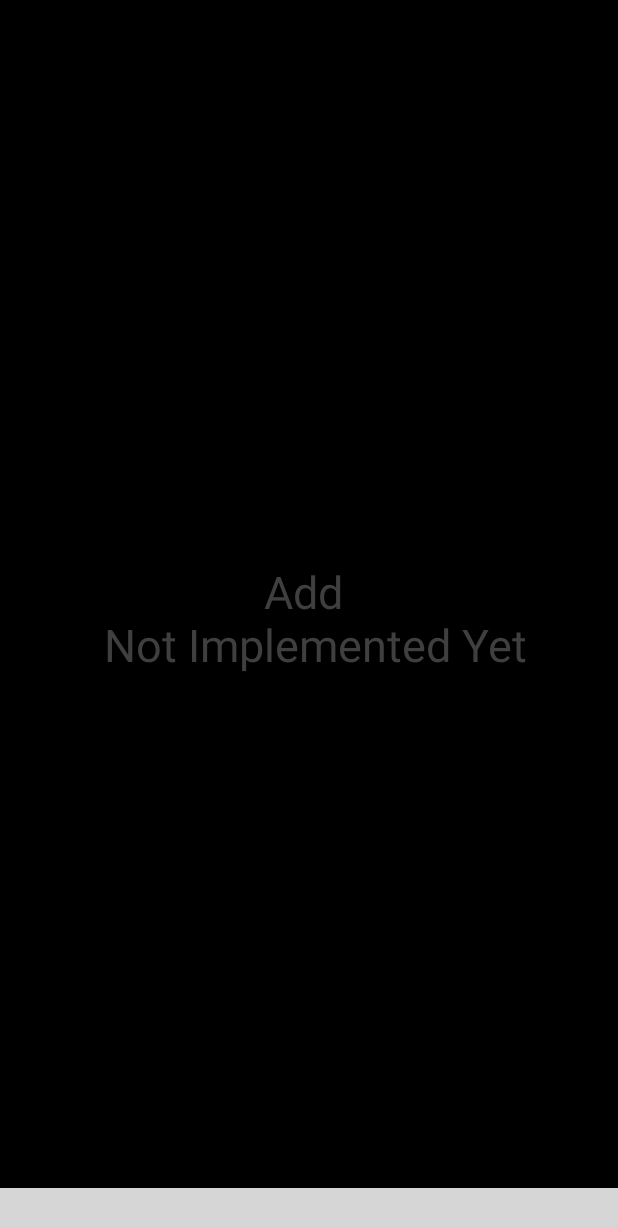
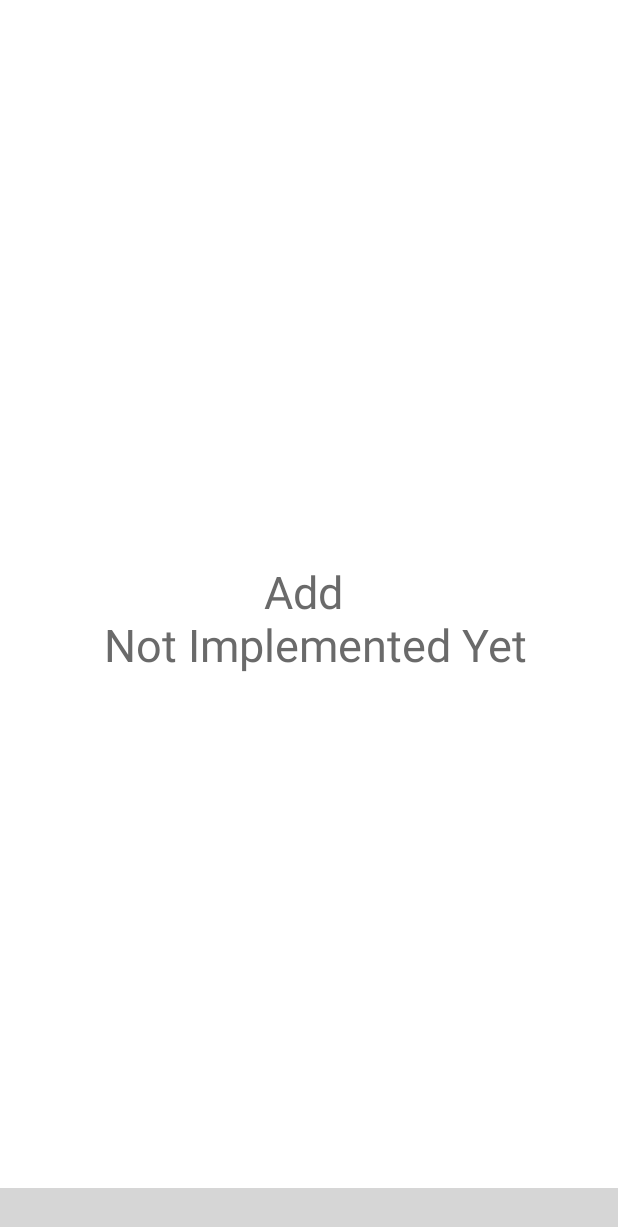
Before and after one commit to ZeinabAbdien00/Money, an Android app: the AddFragment screen opened through its navigation route, on a phone screen of 412 x 824 dp. Shown: the top 1227 px of the screen. Run offline under Robolectric (Android 15) with nearby library versions, the phone set to English and light mode, and no system bars; our stand-ins replace Room's generated code; libraries missing offline, so code that uses them is left out: np.com.susanthapa; plain views replace CurvedBottomNavigationView, SSCustomBottomNavigation; 3 statements that could not run were skipped; grey boxes are pictures that could not be loaded.

Commit message:
remove fragment background

```diff
--- a/app/src/main/res/layout/fragment_add.xml
+++ b/app/src/main/res/layout/fragment_add.xml
@@ -4,7 +4,6 @@
     xmlns:tools="http://schemas.android.com/tools"
     android:layout_width="match_parent"
     android:layout_height="match_parent"
-    android:background="@color/black"
     tools:context=".ui.home.add.AddFragment">
 
     <TextView
--- a/app/src/main/res/layout/fragment_setting.xml
+++ b/app/src/main/res/layout/fragment_setting.xml
@@ -4,7 +4,6 @@
     xmlns:tools="http://schemas.android.com/tools"
     android:layout_width="match_parent"
     android:layout_height="match_parent"
-    android:background="@color/black"
     tools:context=".ui.home.setting.SettingFragment">
 
     <TextView
```
